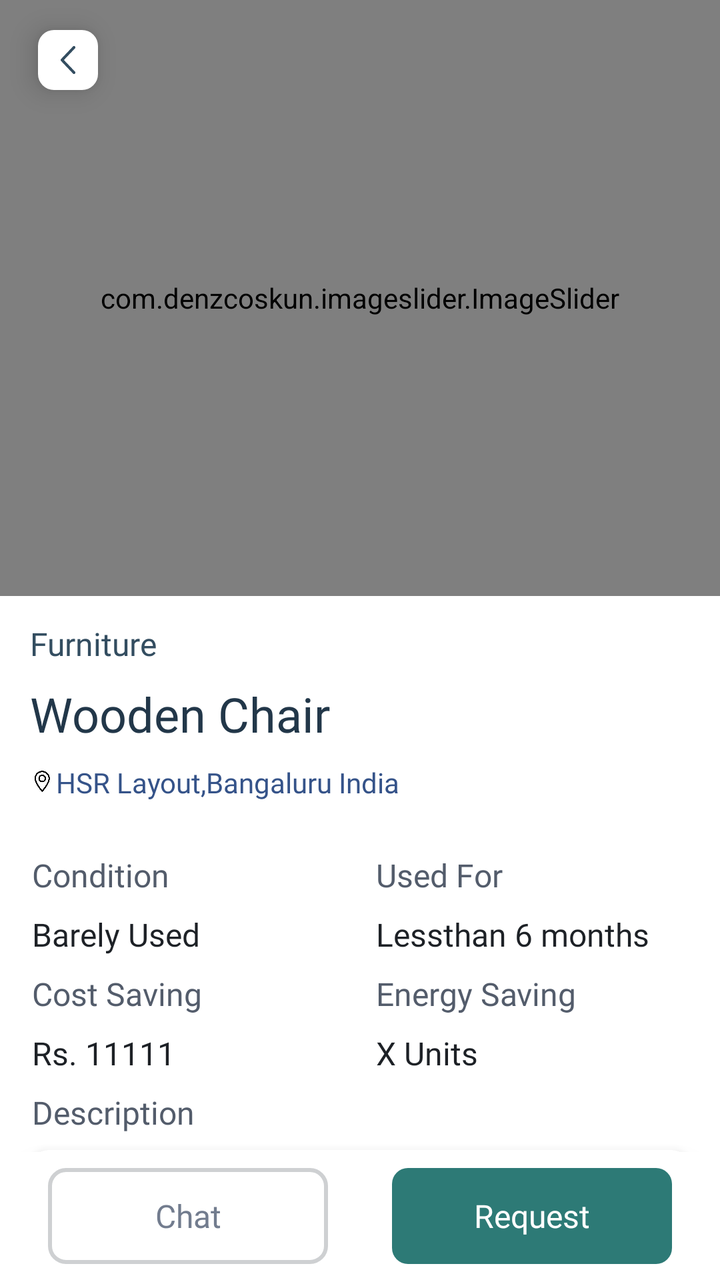
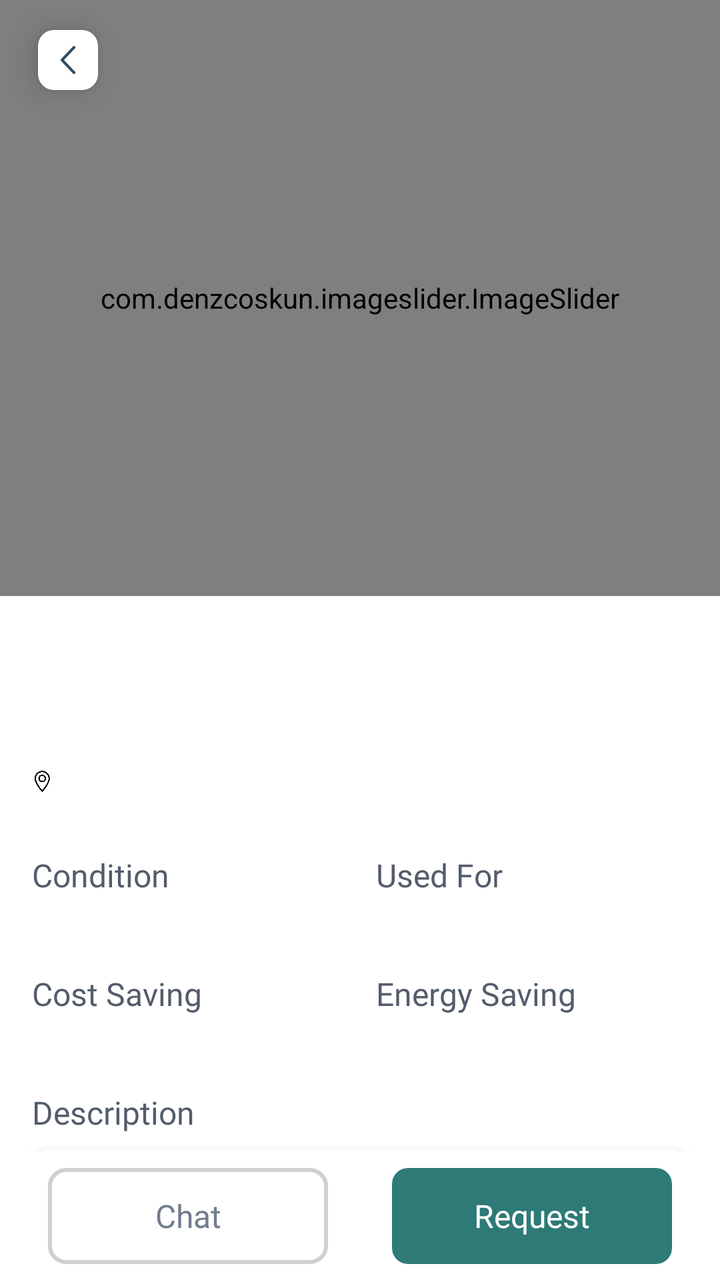

Screens rendered from an Android XML layout before and after an edit, with the pre-edit source and the edit as a unified diff.
<!-- AndroidManifest.xml: activity theme Theme.AbraaKaDabraa.NoActionBar -->
<!-- res/layout/activity_new_product_detail.xml -->
<?xml version="1.0" encoding="utf-8"?>
<androidx.constraintlayout.widget.ConstraintLayout
    xmlns:android="http://schemas.android.com/apk/res/android"
    xmlns:tools="http://schemas.android.com/tools"
    android:layout_width="match_parent"
    android:layout_height="match_parent"
    android:background="@color/white"
    xmlns:app="http://schemas.android.com/apk/res-auto">

    <androidx.constraintlayout.widget.ConstraintLayout
        android:id="@+id/editMenuDialog"
        android:layout_width="0dp"
        android:layout_height="0dp"
        android:background="@color/alert_bg_color"
        android:elevation="4dp"
        android:visibility="gone"
        app:layout_constraintBottom_toBottomOf="parent"
        app:layout_constraintEnd_toEndOf="parent"
        app:layout_constraintStart_toStartOf="parent"
        app:layout_constraintTop_toTopOf="parent">


        <androidx.cardview.widget.CardView
            android:layout_width="wrap_content"
            android:layout_height="wrap_content"
            app:cardBackgroundColor="@color/new_bg_color"
            app:cardCornerRadius="8dp"
            app:layout_constraintBottom_toBottomOf="parent"
            app:layout_constraintEnd_toEndOf="parent"
            app:layout_constraintHeight_percent="0.4"
            app:layout_constraintHorizontal_bias="0.94"
            app:layout_constraintStart_toStartOf="parent"
            app:layout_constraintTop_toTopOf="parent"
            app:layout_constraintVertical_bias="0.050000012"
            app:layout_constraintWidth_percent="0.8">

            <LinearLayout
                android:layout_width="match_parent"
                android:layout_height="match_parent"
                android:orientation="vertical"
                android:padding="5dp">

                <LinearLayout
                    android:id="@+id/editProduct"
                    android:layout_width="match_parent"
                    android:layout_height="wrap_content"
                    android:gravity="center"
                    android:orientation="horizontal"
                    android:padding="5dp">

                    <ImageView
                        android:layout_width="14dp"
                        android:layout_height="14dp"
                        android:src="@drawable/ic_edit_product" />

                    <TextView
                        android:layout_width="match_parent"
                        android:layout_height="wrap_content"
                        android:layout_marginStart="4dp"
                        android:text="Edit Product"
                        android:textColor="@color/title_color"
                        android:textSize="12sp" />

                </LinearLayout>

                <LinearLayout
                    android:id="@+id/shareProduct"
                    android:layout_width="match_parent"
                    android:layout_height="wrap_content"
                    android:gravity="center"
                    android:orientation="horizontal"
                    android:padding="5dp">

                    <ImageView
                        android:layout_width="14dp"
                        android:layout_height="14dp"
                        android:src="@drawable/ic_share_icon" />

                    <TextView
                        android:layout_width="match_parent"
                        android:layout_height="wrap_content"
                        android:layout_marginStart="4dp"
                        android:text="Share Product"
                        android:textColor="@color/title_color"
                        android:textSize="12sp" />

                </LinearLayout>

                <LinearLayout
                    android:id="@+id/deleteProduct"
                    android:layout_width="match_parent"
                    android:layout_height="wrap_content"
                    android:gravity="center"
                    android:orientation="horizontal"
                    android:padding="5dp">

                    <ImageView
                        android:layout_width="14dp"
                        android:layout_height="14dp"
                        android:src="@drawable/ic_delete_product" />

                    <TextView
                        android:layout_width="match_parent"
                        android:layout_height="wrap_content"
                        android:layout_marginStart="4dp"
                        android:text="Delete Product"
                        android:textColor="@color/title_color"
                        android:textSize="12sp" />

                </LinearLayout>
            </LinearLayout>
        </androidx.cardview.widget.CardView>
    </androidx.constraintlayout.widget.ConstraintLayout>

    <androidx.core.widget.NestedScrollView
        android:id="@+id/scrollView2"
        android:layout_width="match_parent"
        android:layout_height="0dp"
        app:layout_behavior="@string/appbar_scrolling_view_behavior"
        app:layout_constraintBottom_toTopOf="@+id/constraintLayout3"
        app:layout_constraintEnd_toEndOf="parent"
        app:layout_constraintStart_toStartOf="parent"
        app:layout_constraintTop_toTopOf="parent">

        <androidx.constraintlayout.widget.ConstraintLayout
            android:layout_width="match_parent"
            android:layout_height="wrap_content">

            <com.google.android.material.appbar.AppBarLayout
                android:id="@+id/app_bar"
                android:layout_width="match_parent"
                android:layout_height="wrap_content"
                android:background="@color/transparent"
                android:fitsSystemWindows="true"
                app:layout_constraintEnd_toEndOf="parent"
                app:layout_constraintStart_toStartOf="parent"
                app:layout_constraintTop_toTopOf="parent">

                <com.google.android.material.appbar.CollapsingToolbarLayout
                    android:id="@+id/toolbar_layout"
                    android:layout_width="match_parent"
                    android:layout_height="match_parent"
                    android:fitsSystemWindows="true"
                    app:toolbarId="@+id/toolbar">

                    <ImageView
                        android:id="@+id/iv_back"
                        android:layout_width="30dp"
                        android:layout_height="30dp"
                        android:layout_marginStart="19dp"
                        android:layout_marginTop="15dp"
                        android:background="@drawable/rounded_rect_shape_white_color"
                        android:clickable="true"
                        android:contentDescription="@null"
                        android:elevation="8dp"
                        android:focusable="true"
                        android:padding="8dp"
                        android:src="@drawable/ic_back_arrow"
                        android:visibility="visible" />

                    <ImageView
                        android:id="@+id/iv_menu"
                        android:layout_width="30dp"
                        android:layout_height="30dp"
                        android:layout_gravity="right"
                        android:layout_marginTop="15dp"
                        android:layout_marginEnd="18dp"
                        android:background="@drawable/rounded_rect_shape_white_color"
                        android:clickable="true"
                        android:contentDescription="@null"
                        android:elevation="8dp"
                        android:focusable="true"
                        android:padding="8dp"
                        android:rotation="90"
                        android:src="@drawable/ic_menu_dots"
                        android:visibility="gone" />

                    <com.denzcoskun.imageslider.ImageSlider
                        android:id="@+id/image_slider"
                        android:layout_width="match_parent"
                        android:layout_height="298dp"
                        android:scaleType="centerCrop"
                        app:iss_auto_cycle="false"
                        app:iss_placeholder="@mipmap/ic_launcher"
                        app:iss_selected_dot="@drawable/gradient_rect_with_stroke"
                        app:iss_title_background="@color/transparent"
                        app:iss_unselected_dot="@drawable/white_solid_circle"
                        app:layout_constraintEnd_toEndOf="parent"
                        app:layout_constraintHeight_percent="0.36"
                        app:layout_constraintStart_toStartOf="parent"
                        app:layout_constraintTop_toTopOf="parent" />

                    
                </com.google.android.material.appbar.CollapsingToolbarLayout>


            </com.google.android.material.appbar.AppBarLayout>

            <TextView
                android:id="@+id/categoryTxt"
                android:layout_width="wrap_content"
                android:layout_height="wrap_content"
                android:layout_marginStart="15dp"
                android:layout_marginTop="13dp"
                android:fontFamily="@font/montserrat_medium"
                android:text="Furniture"
                android:textColor="@color/new_text_color"
                android:textSize="16sp"
                app:layout_constraintStart_toStartOf="parent"
                app:layout_constraintTop_toBottomOf="@+id/app_bar" />

            <TextView
                android:id="@+id/productName"
                android:layout_width="178dp"
                android:layout_height="31dp"
                android:layout_marginTop="8dp"
                android:fontFamily="@font/montserrat_bold"
                android:text="Wooden Chair"
                android:textColor="@color/new_action_bar_title_color"
                android:textSize="24sp"
                app:layout_constraintStart_toStartOf="@+id/categoryTxt"
                app:layout_constraintTop_toBottomOf="@+id/categoryTxt" />

            <LinearLayout
                android:id="@+id/linearLayout1"
                android:layout_width="0dp"
                android:layout_height="wrap_content"
                android:layout_marginStart="1dp"
                android:orientation="horizontal"
                android:paddingTop="10dp"
                android:paddingBottom="10dp"
                app:layout_constraintEnd_toEndOf="parent"
                app:layout_constraintStart_toStartOf="@+id/productName"
                app:layout_constraintTop_toBottomOf="@+id/productName">

                <ImageView
                    android:layout_width="10dp"
                    android:layout_height="12dp"
                    android:layout_gravity="center"
                    android:src="@drawable/ic_location" />

                <TextView
                    android:id="@+id/locationName"
                    android:layout_width="0dp"
                    android:layout_height="wrap_content"
                    android:layout_marginStart="2dp"
                    android:layout_weight="9"
                    android:fontFamily="@font/montserrat_regular"
                    android:text="HSR Layout,Bangaluru India"
                    android:textColor="#355389"
                    android:textSize="14sp" />


            </LinearLayout>

            <TextView
                android:id="@+id/textView16"
                android:layout_width="0dp"
                android:layout_height="wrap_content"
                android:layout_marginTop="16dp"
                android:fontFamily="@font/montserrat_bold"
                android:text="Condition"
                android:textColor="@color/title_color"
                android:textSize="16sp"
                app:layout_constraintEnd_toStartOf="@+id/textView17"
                app:layout_constraintStart_toStartOf="@+id/linearLayout1"
                app:layout_constraintTop_toBottomOf="@+id/linearLayout1" />

            <TextView
                android:id="@+id/textView17"
                android:layout_width="0dp"
                android:layout_height="wrap_content"
                android:fontFamily="@font/montserrat_bold"
                android:text="Used For"
                android:textColor="@color/title_color"
                android:textSize="16sp"

                app:layout_constraintBottom_toBottomOf="@+id/textView16"
                app:layout_constraintEnd_toEndOf="parent"
                app:layout_constraintStart_toEndOf="@+id/textView16"
                app:layout_constraintTop_toTopOf="@+id/textView16" />

            <TextView
                android:id="@+id/conditionTxt"
                android:layout_width="0dp"
                android:layout_height="wrap_content"
                android:layout_marginTop="8dp"
                android:fontFamily="@font/montserrat_medium"
                android:text="Barely Used"
                android:textColor="@color/sub_text_color"
                android:textSize="16sp"
                app:layout_constraintEnd_toStartOf="@+id/usedForTxt"
                app:layout_constraintStart_toStartOf="@+id/textView16"
                app:layout_constraintTop_toBottomOf="@+id/textView16" />

            <TextView
                android:id="@+id/usedForTxt"
                android:layout_width="0dp"
                android:layout_height="wrap_content"
                android:fontFamily="@font/montserrat_medium"
                android:text="Lessthan 6 months"
                android:textColor="@color/sub_text_color"
                android:textSize="16sp"
                app:layout_constraintBottom_toBottomOf="@+id/conditionTxt"
                app:layout_constraintEnd_toEndOf="parent"
                app:layout_constraintStart_toEndOf="@+id/conditionTxt"
                app:layout_constraintTop_toTopOf="@+id/conditionTxt" />

            <TextView
                android:id="@+id/textView20"
                android:layout_width="0dp"
                android:layout_height="wrap_content"
                android:layout_marginTop="8dp"
                android:fontFamily="@font/montserrat_bold"
                android:text="Cost Saving"
                android:textColor="@color/title_color"
                android:textSize="16sp"
                app:layout_constraintEnd_toStartOf="@+id/textView21"
                app:layout_constraintStart_toStartOf="@+id/conditionTxt"
                app:layout_constraintTop_toBottomOf="@+id/conditionTxt" />

            <TextView
                android:id="@+id/textView21"
                android:layout_width="0dp"
                android:layout_height="wrap_content"
                android:fontFamily="@font/montserrat_bold"
                android:text="Energy Saving"
                android:textColor="@color/title_color"
                android:textSize="16sp"
                app:layout_constraintBottom_toBottomOf="@+id/textView20"
                app:layout_constraintEnd_toEndOf="parent"
                app:layout_constraintStart_toEndOf="@+id/textView20"
                app:layout_constraintTop_toTopOf="@+id/textView20" />

            <TextView
                android:id="@+id/costSavingTxt"
                android:layout_width="0dp"
                android:layout_height="wrap_content"
                android:layout_marginTop="8dp"
                android:fontFamily="@font/montserrat_medium"
                android:text="Rs. 11111"
                android:textColor="@color/sub_text_color"
                android:textSize="16sp"
                app:layout_constraintEnd_toStartOf="@+id/energySaving"
                app:layout_constraintStart_toStartOf="@+id/textView20"
                app:layout_constraintTop_toBottomOf="@+id/textView20" />

            <TextView
                android:id="@+id/energySaving"
                android:layout_width="0dp"
                android:layout_height="wrap_content"
                android:fontFamily="@font/montserrat_medium"
                android:text="X Units"
                android:textColor="@color/sub_text_color"
                android:textSize="16sp"
                app:layout_constraintBottom_toBottomOf="@+id/costSavingTxt"
                app:layout_constraintEnd_toEndOf="parent"
                app:layout_constraintStart_toEndOf="@+id/costSavingTxt"
                app:layout_constraintTop_toTopOf="@+id/costSavingTxt" />

            <TextView
                android:id="@+id/textView24"
                android:layout_width="0dp"
                android:layout_height="wrap_content"
                android:layout_marginTop="8dp"
                android:fontFamily="@font/montserrat_bold"
                android:text="Description"
                android:textColor="@color/title_color"
                android:textSize="16sp"
                app:layout_constraintStart_toStartOf="@+id/costSavingTxt"
                app:layout_constraintTop_toBottomOf="@+id/costSavingTxt" />

            <androidx.cardview.widget.CardView
                android:id="@+id/cardView3"
                android:layout_width="0dp"
                android:layout_height="94dp"
                android:layout_marginTop="8dp"
                android:layout_marginEnd="16dp"
                app:cardCornerRadius="8dp"
                app:cardElevation="8dp"
                app:layout_constraintEnd_toEndOf="parent"
                app:layout_constraintStart_toStartOf="@+id/textView24"
                app:layout_constraintTop_toBottomOf="@+id/textView24">

                <TextView
                    android:id="@+id/descriptionTxt"
                    android:layout_width="match_parent"
                    android:layout_height="match_parent"
                    android:layout_margin="5dp"
                    android:padding="8dp"
                    android:fontFamily="@font/montserrat_regular"
                    android:text="Eg- Ladies Bag, bought it on my first foreign trip in running condition.\n\nGive close description of the item as possible to increase the response"
                    android:textColor="@color/edit_text_color"
                    android:textSize="14sp" />
            </androidx.cardview.widget.CardView>

            <TextView
                android:id="@+id/reportThis"
                android:layout_width="wrap_content"
                android:layout_height="wrap_content"
                android:layout_marginTop="8dp"
                android:layout_marginEnd="18dp"
                android:fontFamily="@font/montserrat_medium"
                android:text="@string/report_this"
                android:textColor="#1D2126"
                android:textSize="12sp"
                app:layout_constraintEnd_toEndOf="parent"
                app:layout_constraintTop_toBottomOf="@+id/cardView3" />

            <TextView
                android:id="@+id/textView27"
                android:layout_width="0dp"
                android:layout_height="wrap_content"
                android:layout_marginTop="16dp"
                android:fontFamily="@font/montserrat_bold"
                android:text="Posted By"
                android:textColor="@color/title_color"
                android:textSize="16sp"
                app:layout_constraintEnd_toStartOf="@+id/textView28"
                app:layout_constraintStart_toStartOf="@+id/cardView3"
                app:layout_constraintTop_toBottomOf="@+id/reportThis" />

            <TextView
                android:id="@+id/textView28"
                android:layout_width="0dp"
                android:layout_height="wrap_content"
                android:fontFamily="@font/montserrat_bold"
                android:text="Date of Listing"
                android:textColor="@color/title_color"
                android:textSize="16sp"
                app:layout_constraintBottom_toBottomOf="@+id/textView27"
                app:layout_constraintEnd_toEndOf="parent"
                app:layout_constraintStart_toEndOf="@+id/textView27"
                app:layout_constraintTop_toTopOf="@+id/textView27" />

            <TextView
                android:id="@+id/postedByTxt"
                android:layout_width="0dp"
                android:layout_height="wrap_content"
                android:layout_marginTop="8dp"
                android:fontFamily="@font/montserrat_medium"
                android:text="Alex M"
                android:textColor="@color/sub_text_color"
                android:textSize="16sp"
                app:layout_constraintEnd_toStartOf="@+id/dateOfPostTxt"
                app:layout_constraintStart_toStartOf="@+id/textView27"
                app:layout_constraintTop_toBottomOf="@+id/textView27" />

            <TextView
                android:id="@+id/dateOfPostTxt"
                android:layout_width="0dp"
                android:layout_height="wrap_content"
                android:fontFamily="@font/montserrat_medium"
                android:text="24 Jun 2022"
                android:textColor="@color/sub_text_color"
                android:textSize="16sp"
                app:layout_constraintBottom_toBottomOf="@+id/postedByTxt"
                app:layout_constraintEnd_toEndOf="parent"
                app:layout_constraintStart_toEndOf="@+id/postedByTxt"
                app:layout_constraintTop_toTopOf="@+id/postedByTxt" />

            <TextView
                android:id="@+id/textView31"
                android:layout_width="wrap_content"
                android:layout_height="wrap_content"
                android:layout_marginTop="16dp"
                android:fontFamily="@font/montserrat_bold"
                android:text="Location"
                android:textColor="@color/title_color"
                android:textSize="16sp"
                app:layout_constraintStart_toStartOf="@+id/postedByTxt"
                app:layout_constraintTop_toBottomOf="@+id/postedByTxt" />

            <androidx.cardview.widget.CardView
                android:id="@+id/cardView12"
                android:layout_width="0dp"
                android:layout_height="220dp"
                android:layout_marginStart="8dp"
                android:layout_marginTop="8dp"
                android:layout_marginEnd="16dp"
                android:layout_marginBottom="16dp"
                app:cardCornerRadius="@dimen/dp_16"
                app:layout_constraintBottom_toBottomOf="parent"
                app:layout_constraintEnd_toEndOf="parent"
                app:layout_constraintHorizontal_bias="0.0"
                app:layout_constraintStart_toStartOf="@+id/textView31"
                app:layout_constraintTop_toBottomOf="@+id/textView31"
                app:layout_constraintVertical_bias="0.0">

                <FrameLayout
                    android:id="@+id/maps_view"
                    android:layout_width="match_parent"
                    android:layout_height="match_parent" />
            </androidx.cardview.widget.CardView>


        </androidx.constraintlayout.widget.ConstraintLayout>
    </androidx.core.widget.NestedScrollView>

    <androidx.constraintlayout.widget.ConstraintLayout
        android:id="@+id/constraintLayout3"
        android:layout_width="match_parent"
        android:layout_height="wrap_content"
        android:layout_gravity="bottom"
        android:layout_marginStart="8dp"
        android:layout_marginEnd="8dp"
        android:background="@color/white"
        app:layout_anchorGravity="bottom"
        app:layout_constraintBottom_toBottomOf="parent"
        app:layout_constraintEnd_toEndOf="parent"
        app:layout_constraintStart_toStartOf="parent">

        <TextView
            android:id="@+id/chatBtn"
            android:layout_width="0dp"
            android:layout_height="48dp"
            android:layout_marginStart="@dimen/dp_16"
            android:layout_marginEnd="16dp"
            android:background="@drawable/rounded_rect_white_gray_stroke"
            android:fontFamily="@font/montserrat_semi_bold"
            android:gravity="center"
            android:text="Chat"
            android:textAllCaps="false"
            android:textColor="#727C8E"
            android:textSize="@dimen/sp_16"
            app:layout_constraintBottom_toBottomOf="parent"
            app:layout_constraintEnd_toStartOf="@+id/requestBtn"
            app:layout_constraintStart_toStartOf="parent"
            app:layout_constraintTop_toTopOf="parent" />

        <TextView
            android:id="@+id/requestBtn"
            android:layout_width="0dp"
            android:layout_height="48dp"
            android:layout_marginStart="16dp"
            android:layout_marginTop="8dp"
            android:layout_marginEnd="@dimen/dp_16"
            android:layout_marginBottom="8dp"
            android:background="@drawable/btn_bg_rounded_rect"
            android:fontFamily="@font/montserrat_semi_bold"
            android:gravity="center"
            android:text="Request"
            android:textAllCaps="false"
            android:textColor="@color/white"
            android:textSize="@dimen/sp_16"
            app:layout_constraintBottom_toBottomOf="parent"
            app:layout_constraintEnd_toEndOf="parent"
            app:layout_constraintStart_toEndOf="@+id/chatBtn"
            app:layout_constraintTop_toTopOf="parent" />
    </androidx.constraintlayout.widget.ConstraintLayout>


</androidx.constraintlayout.widget.ConstraintLayout>
<!-- resources referenced by this layout -->
<resources>
  <color name="alert_bg_color">#B3000000</color>
  <color name="edit_text_color">#8898AA</color>
  <color name="new_action_bar_title_color">#223749</color>
  <color name="new_bg_color">#F5F5F7</color>
  <color name="new_text_color">#334D60</color>
  <color name="sub_text_color">#1D2126</color>
  <color name="title_color">#535C6B</color>
  <color name="transparent">#00000000</color>
  <color name="white">#FFFFFFFF</color>
  <dimen name="dp_16">16dp</dimen>
  <dimen name="sp_16">16sp</dimen>
  <!-- drawable btn_bg_rounded_rect (drawable) -->
  <shape xmlns:android="http://schemas.android.com/apk/res/android"
      android:shape="rectangle">
  
      <solid android:color="@color/new_button_color" />
  
      <corners android:radius="8dp" />
  
  </shape>
  <!-- drawable gradient_rect_with_stroke (drawable) -->
  <?xml version="1.0" encoding="utf-8"?>
  <shape xmlns:android="http://schemas.android.com/apk/res/android">
      <gradient
          android:type="linear"
          android:angle="90"
          android:startColor="#FA8F95"
          android:endColor="#FA8F95" />
      <stroke android:color="#F95565"
          android:width="1dp"/>
      <corners android:radius="8dp"/>
      <size android:width="20dp"
          android:height="10dp"/>
  </shape>
  <!-- drawable ic_back_arrow (drawable) -->
  <vector android:height="44.5704dp" android:viewportHeight="18.571"
      android:viewportWidth="10" android:width="24dp" xmlns:android="http://schemas.android.com/apk/res/android">
      <path android:fillColor="#334d60" android:pathData="M0.265,9.949 L8.433,18.3a0.906,0.906 0,0 0,1.3 0,0.951 0.951,0 0,0 0,-1.325L2.212,9.286 9.73,1.6a0.952,0.952 0,0 0,0 -1.326,0.906 0.906,0 0,0 -1.3,0L0.265,8.623A0.962,0.962 0,0 0,0.265 9.949Z"/>
  </vector>
  <!-- drawable rounded_rect_shape_white_color (drawable) -->
  <shape xmlns:android="http://schemas.android.com/apk/res/android"
      android:shape="rectangle">
  
      <solid android:color="#FFF" />
  
      <corners android:radius="8dp" />
  
  </shape>
  <!-- drawable rounded_rect_white_gray_stroke (drawable) -->
  <shape xmlns:android="http://schemas.android.com/apk/res/android"
      android:shape="rectangle">
  
      <solid android:color="#ffffff" />
  
      <corners android:radius="8dp" />
  
      <stroke android:width="2dp"
          android:color="#CED0D2"/>
  
  </shape>
  <!-- drawable white_solid_circle (drawable) -->
  <shape xmlns:android="http://schemas.android.com/apk/res/android"
      android:innerRadius="0dp"
      android:shape="ring"
      android:useLevel="false" >
      <solid android:color="#FEFEFE" />
      <size android:width="30dp"
          android:height="30dp"/>
  </shape>
  <!-- mipmap ic_launcher (mipmap-anydpi-v26) -->
  <?xml version="1.0" encoding="utf-8"?>
  <adaptive-icon xmlns:android="http://schemas.android.com/apk/res/android">
      <background android:drawable="@color/ic_launcher_background"/>
      <foreground android:drawable="@mipmap/ic_launcher_foreground"/>
  </adaptive-icon>
  <string name="report_this"><u>Report this</u></string>
  <style name="Theme.AbraaKaDabraa.NoActionBar">
          <item name="windowActionBar">false</item>
          <item name="windowNoTitle">true</item>
  
      </style>
  <color name="new_button_color">#2D7A76</color>
  <color name="ic_launcher_background">#416D49</color>
  <!-- unchanged entries left out for length: 5 -->
</resources>

<!-- the commit's change to res/layout/activity_new_product_detail.xml (unified diff, before → after) -->
@@ -203,7 +203,7 @@
                 android:layout_marginStart="15dp"
                 android:layout_marginTop="13dp"
                 android:fontFamily="@font/montserrat_medium"
-                android:text="Furniture"
+                android:text=""
                 android:textColor="@color/new_text_color"
                 android:textSize="16sp"
                 app:layout_constraintStart_toStartOf="parent"
@@ -215,7 +215,7 @@
                 android:layout_height="31dp"
                 android:layout_marginTop="8dp"
                 android:fontFamily="@font/montserrat_bold"
-                android:text="Wooden Chair"
+                android:text=""
                 android:textColor="@color/new_action_bar_title_color"
                 android:textSize="24sp"
                 app:layout_constraintStart_toStartOf="@+id/categoryTxt"
@@ -246,7 +246,7 @@
                     android:layout_marginStart="2dp"
                     android:layout_weight="9"
                     android:fontFamily="@font/montserrat_regular"
-                    android:text="HSR Layout,Bangaluru India"
+                    android:text=""
                     android:textColor="#355389"
                     android:textSize="14sp" />
 
@@ -286,7 +286,7 @@
                 android:layout_height="wrap_content"
                 android:layout_marginTop="8dp"
                 android:fontFamily="@font/montserrat_medium"
-                android:text="Barely Used"
+                android:text=""
                 android:textColor="@color/sub_text_color"
                 android:textSize="16sp"
                 app:layout_constraintEnd_toStartOf="@+id/usedForTxt"
@@ -298,7 +298,7 @@
                 android:layout_width="0dp"
                 android:layout_height="wrap_content"
                 android:fontFamily="@font/montserrat_medium"
-                android:text="Lessthan 6 months"
+                android:text=""
                 android:textColor="@color/sub_text_color"
                 android:textSize="16sp"
                 app:layout_constraintBottom_toBottomOf="@+id/conditionTxt"
@@ -338,7 +338,7 @@
                 android:layout_height="wrap_content"
                 android:layout_marginTop="8dp"
                 android:fontFamily="@font/montserrat_medium"
-                android:text="Rs. 11111"
+                android:text=""
                 android:textColor="@color/sub_text_color"
                 android:textSize="16sp"
                 app:layout_constraintEnd_toStartOf="@+id/energySaving"
@@ -350,7 +350,7 @@
                 android:layout_width="0dp"
                 android:layout_height="wrap_content"
                 android:fontFamily="@font/montserrat_medium"
-                android:text="X Units"
+                android:text=""
                 android:textColor="@color/sub_text_color"
                 android:textSize="16sp"
                 app:layout_constraintBottom_toBottomOf="@+id/costSavingTxt"
@@ -389,7 +389,7 @@
                     android:layout_margin="5dp"
                     android:padding="8dp"
                     android:fontFamily="@font/montserrat_regular"
-                    android:text="Eg- Ladies Bag, bought it on my first foreign trip in running condition.\n\nGive close description of the item as possible to increase the response"
+                    android:text=""
                     android:textColor="@color/edit_text_color"
                     android:textSize="14sp" />
             </androidx.cardview.widget.CardView>
@@ -439,7 +439,7 @@
                 android:layout_height="wrap_content"
                 android:layout_marginTop="8dp"
                 android:fontFamily="@font/montserrat_medium"
-                android:text="Alex M"
+                android:text=""
                 android:textColor="@color/sub_text_color"
                 android:textSize="16sp"
                 app:layout_constraintEnd_toStartOf="@+id/dateOfPostTxt"
@@ -451,7 +451,7 @@
                 android:layout_width="0dp"
                 android:layout_height="wrap_content"
                 android:fontFamily="@font/montserrat_medium"
-                android:text="24 Jun 2022"
+                android:text=""
                 android:textColor="@color/sub_text_color"
                 android:textSize="16sp"
                 app:layout_constraintBottom_toBottomOf="@+id/postedByTxt"
@@ -520,6 +520,8 @@
             android:fontFamily="@font/montserrat_semi_bold"
             android:gravity="center"
             android:text="Chat"
+
+            android:enabled="true"
             android:textAllCaps="false"
             android:textColor="#727C8E"
             android:textSize="@dimen/sp_16"
